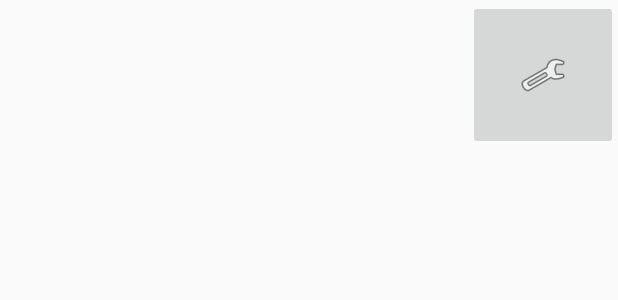
After one commit to jcarter326613/blue-sky-charts, an Android app: the layout fragment_main_menu.xml on its own in the app's theme, with its tools: preview values and no code run, on a phone screen of 412 x 824 dp. The commit adds this screen. Shown: the top 300 px of the screen. Run offline under Robolectric (Android 15) with nearby library versions, the phone set to English and light mode, and no system bars.

```diff
--- a/vfr-green-app/app/build.gradle
+++ b/vfr-green-app/app/build.gradle
@@ -34,6 +34,7 @@ dependencies {
     implementation 'androidx.appcompat:appcompat:1.1.0'
     implementation 'androidx.constraintlayout:constraintlayout:1.1.3'
     implementation 'androidx.legacy:legacy-support-v4:1.0.0'
+    implementation 'androidx.lifecycle:lifecycle-extensions:2.2.0'
     testImplementation 'junit:junit:4.12'
     androidTestImplementation 'androidx.test.ext:junit:1.1.1'
     androidTestImplementation 'androidx.test.espresso:espresso-core:3.2.0'
--- a/vfr-green-app/app/src/main/java/com/blueskycharts/app/remoteassests/AssetProvider.kt
+++ b/vfr-green-app/app/src/main/java/com/blueskycharts/app/remoteassests/AssetProvider.kt
@@ -39,6 +39,8 @@ class AssetProvider(private val context: Context) {
                     Volatility.ScheduledLifetime -> {
                         diskCache.writeAsset(asset)
                     }
+                    else -> {
+                    }
                 }
 
                 // Call the callback
--- /dev/null
+++ b/vfr-green-app/app/src/main/res/layout/fragment_main_menu.xml
@@ -0,0 +1,98 @@
+<?xml version="1.0" encoding="utf-8"?>
+<androidx.constraintlayout.widget.ConstraintLayout
+    xmlns:android="http://schemas.android.com/apk/res/android"
+    xmlns:app="http://schemas.android.com/apk/res-auto"
+    android:id="@+id/main_menu_layout"
+    android:layout_width="match_parent"
+    android:layout_height="match_parent">
+
+    <ImageButton
+        android:id="@+id/open_menu_button"
+        android:layout_width="100dp"
+        android:layout_height="100dp"
+        android:contentDescription="@string/main_menu_caption"
+        app:layout_constraintEnd_toEndOf="parent"
+        app:layout_constraintTop_toTopOf="parent"
+        app:srcCompat="@android:drawable/ic_menu_preferences" />
+
+    <com.google.android.flexbox.FlexboxLayout xmlns:android="http://schemas.android.com/apk/res/android"
+        xmlns:app="http://schemas.android.com/apk/res-auto"
+        android:id="@+id/main_menu_grid_layout"
+        android:layout_width="match_parent"
+        android:layout_height="wrap_content"
+        app:layout_constraintStart_toStartOf="parent"
+        app:layout_constraintTop_toBottomOf="@+id/open_menu_button"
+        app:alignContent="space_around"
+        app:alignItems="flex_start"
+        app:flexWrap="wrap"
+        android:visibility="invisible">
+
+        <Button
+            android:id="@+id/weather_button"
+            android:layout_width="100dp"
+            android:layout_height="100dp"
+            android:text="Weather" />
+
+        <Button
+            android:layout_width="100dp"
+            android:layout_height="100dp"
+            android:text="System" />
+    </com.google.android.flexbox.FlexboxLayout>
+
+    <com.google.android.flexbox.FlexboxLayout xmlns:android="http://schemas.android.com/apk/res/android"
+        xmlns:app="http://schemas.android.com/apk/res-auto"
+        android:id="@+id/weather_grid_layout"
+        android:layout_width="match_parent"
+        android:layout_height="wrap_content"
+        app:layout_constraintStart_toStartOf="parent"
+        app:layout_constraintTop_toBottomOf="@+id/open_menu_button"
+        app:alignContent="space_around"
+        app:alignItems="flex_start"
+        app:flexWrap="wrap"
+        android:visibility="invisible">
+
+        <Button
+            android:id="@+id/ceiling"
+            android:layout_width="100dp"
+            android:layout_height="100dp"
+            android:text="Ceiling" />
+
+        <Button
+            android:id="@+id/visibility"
+            android:layout_width="100dp"
+            android:layout_height="100dp"
+            android:text="Visibility" />
+
+        <Button
+            android:id="@+id/cloud_cover"
+            android:layout_width="100dp"
+            android:layout_height="100dp"
+            android:text="Cloud Cover" />
+
+        <Button
+            android:id="@+id/wind"
+            android:layout_width="100dp"
+            android:layout_height="100dp"
+            android:text="Surface Wind" />
+
+        <Button
+            android:id="@+id/temperature"
+            android:layout_width="100dp"
+            android:layout_height="100dp"
+            android:text="Temperature Celsius" />
+
+        <Button
+            android:id="@+id/dewpoint"
+            android:layout_width="100dp"
+            android:layout_height="100dp"
+            android:text="Dew Point Spread Celsius" />
+
+        <Button
+            android:id="@+id/category"
+            android:layout_width="100dp"
+            android:layout_height="100dp"
+            android:text="Flight Category" />
+
+    </com.google.android.flexbox.FlexboxLayout>
+
+</androidx.constraintlayout.widget.ConstraintLayout>
```
Also changed, not shown: vfr-green-app/app/src/main/java/com/blueskycharts/app/map/NavigableMapFragment.kt (added, +38 -0 lines), vfr-green-app/app/src/main/java/com/blueskycharts/app/map/models/OverlayViewModel.kt (added, +22 -0 lines), vfr-green-app/app/src/main/java/com/blueskycharts/app/map/view/NavigableMap2d.kt (+4 -5 lines), vfr-green-app/app/src/main/java/com/blueskycharts/app/map/view/OverlayTypes.kt (+8 -1 lines), vfr-green-app/app/src/main/java/com/blueskycharts/app/menu/MainMenu.kt (deleted, +0 -28 lines), vfr-green-app/app/src/main/java/com/blueskycharts/app/menu/MainMenuFragment.kt (added, +111 -0 lines), vfr-green-app/app/src/main/res/layout/activity_main.xml (+5 -21 lines), vfr-green-app/app/src/main/res/layout/activity_main_menu.xml (deleted, +0 -26 lines), vfr-green-app/app/src/main/res/layout/fragment_navigable_map.xml (added, +19 -0 lines).
